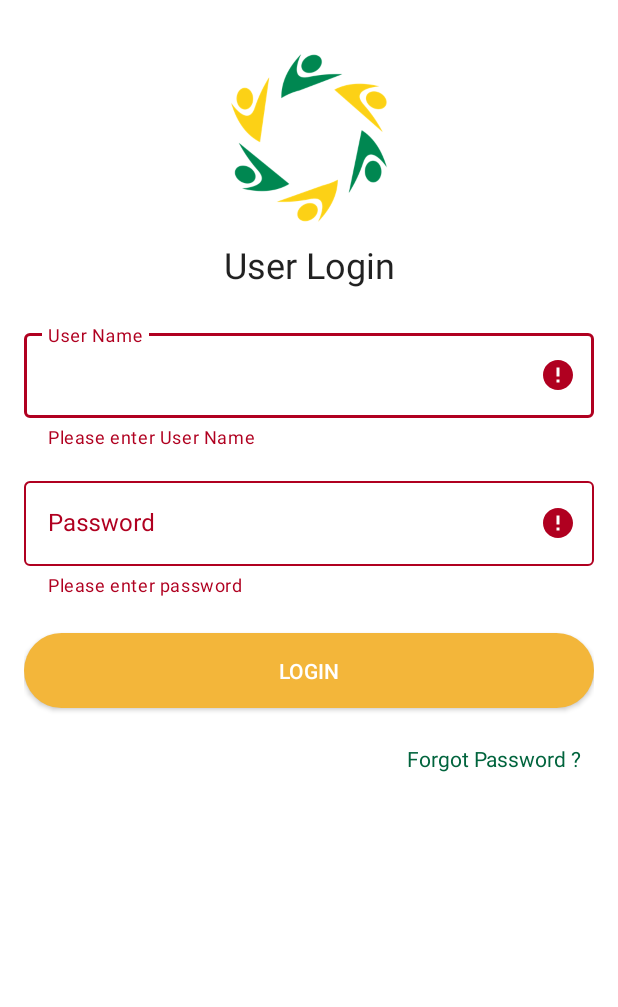
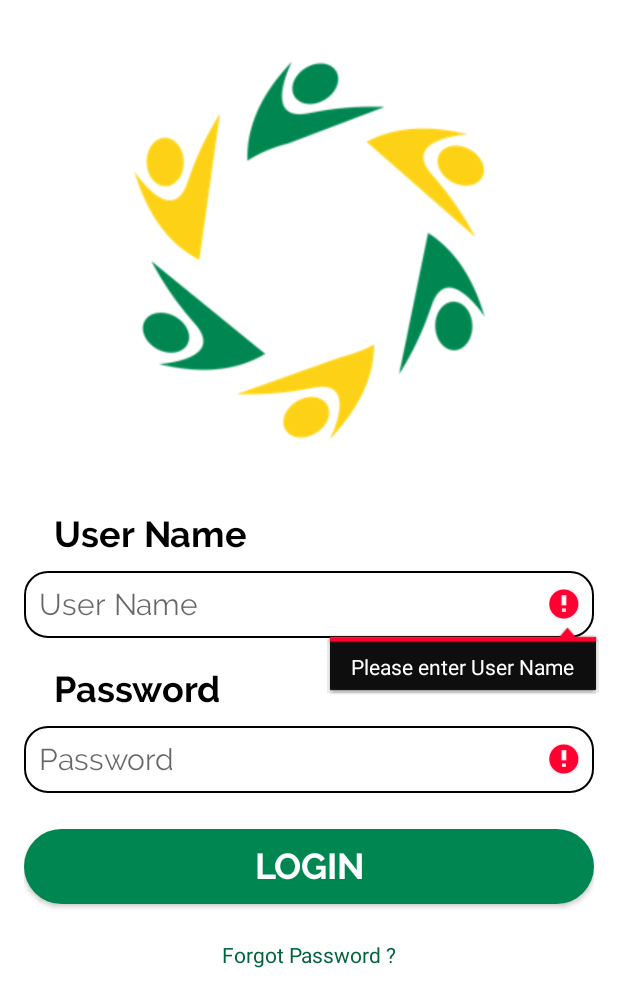
Before and after one commit to antailbaxt3r/AgoraVote-GSoC-Proposal, an Android app: the LoginActivity screen opened directly, with no data from a screen before it, after a tap on "LOGIN", on a phone screen of 412 x 824 dp. Shown: the top 1007 px of the screen. Run offline under Robolectric (Android 15) with nearby library versions, the phone set to English and light mode, and no system bars; our stand-ins replace data binding; libraries missing offline, so code that uses them is left out: com.facebook.drawee, net.steamcrafted.loadtoast.

Commit message:
Updated LoginActivity UI

```diff
--- a/app/src/main/java/org/aossie/agoraandroid/login/LoginActivity.java
+++ b/app/src/main/java/org/aossie/agoraandroid/login/LoginActivity.java
@@ -4,6 +4,7 @@ import android.content.Intent;
 import android.os.Bundle;
 import android.view.View;
 import android.widget.Button;
+import android.widget.EditText;
 import android.widget.TextView;
 import androidx.appcompat.app.AppCompatActivity;
 import com.google.android.material.textfield.TextInputLayout;
@@ -12,7 +13,7 @@ import org.aossie.agoraandroid.forgotpassword.ForgotPasswordSend;
 
 @SuppressWarnings("ConstantConditions")
 public class LoginActivity extends AppCompatActivity {
-  private TextInputLayout mLoginUserName, mLoginPassword;
+  private EditText mLoginUserName, mLoginPassword;
   private LoginViewModel loginViewModel;
 
   @Override
@@ -21,8 +22,8 @@ public class LoginActivity extends AppCompatActivity {
     setContentView(R.layout.activity_login);
     loginViewModel = new LoginViewModel(getApplication(), this);
 
-    mLoginPassword = findViewById(R.id.login_password_til);
-    mLoginUserName = findViewById(R.id.login_user_name_til);
+    mLoginPassword = findViewById(R.id.login_password_et);
+    mLoginUserName = findViewById(R.id.login_user_name_et);
     Button mFinalLoginButton = findViewById(R.id.login_btn);
     TextView mForgotPassword = findViewById(R.id.forgot_password_tv);
     mForgotPassword.setOnClickListener(new View.OnClickListener() {
@@ -35,8 +36,8 @@ public class LoginActivity extends AppCompatActivity {
     mFinalLoginButton.setOnClickListener(new View.OnClickListener() {
       @Override
       public void onClick(View v) {
-        final String userName = mLoginUserName.getEditText().getText().toString().trim();
-        final String userPass = mLoginPassword.getEditText().getText().toString().trim();
+        final String userName = mLoginUserName.getText().toString().trim();
+        final String userPass = mLoginPassword.getText().toString().trim();
 
         if (userName.isEmpty()) {
           mLoginUserName.setError("Please enter User Name");
--- a/app/src/main/res/layout/activity_login.xml
+++ b/app/src/main/res/layout/activity_login.xml
@@ -16,21 +16,23 @@
       android:padding="16dp"
       >
 
-      <Button
+      <android.widget.Button
         android:id="@+id/login_btn"
         style="@style/MainButtonStyle"
         android:layout_marginTop="24dp"
         android:text="@string/login"
-          app:backgroundTint="@color/yellowTint"
+        android:backgroundTint="@color/logo_green"
         app:layout_constraintEnd_toEndOf="parent"
+        android:fontFamily="@font/raleway_bold"
+        android:textSize="24sp"
         app:layout_constraintStart_toStartOf="parent"
-          app:layout_constraintTop_toBottomOf="@+id/login_password_til"
+        app:layout_constraintTop_toBottomOf="@+id/login_password_et"
         />
 
       <ImageView
         android:id="@+id/app_logo_iv"
-          android:layout_width="120dp"
-          android:layout_height="120dp"
+        android:layout_width="270dp"
+        android:layout_height="270dp"
         android:layout_marginTop="16dp"
         android:contentDescription="@string/app_name"
         app:layout_constraintEnd_toEndOf="parent"
@@ -40,73 +42,82 @@
         />
 
       <TextView
-          android:id="@+id/user_login_label_tv"
-          android:layout_width="wrap_content"
-          android:layout_height="wrap_content"
-          android:layout_marginTop="8dp"
-          android:text="@string/user_login"
-          android:textAlignment="center"
-          android:textAppearance="@style/TextAppearance.AppCompat.Headline"
-          app:layout_constraintEnd_toEndOf="parent"
-          app:layout_constraintStart_toStartOf="parent"
-          app:layout_constraintTop_toBottomOf="@+id/app_logo_iv"
-          android:layout_gravity="center_horizontal"
-          />
-
-      <TextView
         android:id="@+id/forgot_password_tv"
         android:layout_width="wrap_content"
         android:layout_height="wrap_content"
         android:layout_marginTop="24dp"
-          android:layout_marginEnd="8dp"
-          android:layout_marginRight="8dp"
         android:text="@string/forgot_password"
         android:textAppearance="@style/TextAppearance.AppCompat.Small"
         android:textColor="@color/greenTint"
         app:layout_constraintEnd_toEndOf="parent"
+        app:layout_constraintStart_toStartOf="parent"
         app:layout_constraintTop_toBottomOf="@+id/login_btn"
         />
 
-      <com.google.android.material.textfield.TextInputLayout
-          android:id="@+id/login_user_name_til"
+      <TextView
+        android:id="@+id/username_label"
+        android:layout_width="match_parent"
+        android:layout_height="wrap_content"
+        android:layout_marginTop="40dp"
+        android:fontFamily="@font/raleway_bold"
+        android:text="@string/user_name"
+        android:layout_marginStart="20dp"
+        android:layout_marginEnd="20dp"
+        android:textColor="@color/black"
+        android:textSize="24sp"
+        app:layout_constraintEnd_toEndOf="parent"
+        app:layout_constraintStart_toStartOf="parent"
+        app:layout_constraintTop_toBottomOf="@+id/app_logo_iv"
+        />
+
+      <EditText
+        android:id="@+id/login_user_name_et"
         style="@style/Widget.MaterialComponents.TextInputLayout.OutlinedBox"
         android:layout_width="0dp"
         android:layout_height="wrap_content"
-          android:layout_marginTop="24dp"
+        android:background="@drawable/edittext_bg"
+        android:fontFamily="@font/raleway_reg"
         android:hint="@string/user_name"
+        android:textSize="20sp"
+        android:layout_marginTop="10dp"
         app:boxStrokeColor="@color/colorPrimary"
         app:layout_constraintEnd_toEndOf="parent"
         app:layout_constraintHorizontal_bias="0.0"
         app:layout_constraintStart_toStartOf="parent"
-          app:layout_constraintTop_toBottomOf="@+id/user_login_label_tv"
-          >
+        app:layout_constraintTop_toBottomOf="@+id/username_label"
+        />
 
-        <com.google.android.material.textfield.TextInputEditText
+      <TextView
+        android:id="@+id/password_label"
         android:layout_width="match_parent"
         android:layout_height="wrap_content"
+        android:layout_margin="20dp"
+        android:fontFamily="@font/raleway_bold"
+        android:text="@string/password"
+        android:textColor="@color/black"
+        android:layout_marginStart="20dp"
+        android:layout_marginEnd="20dp"
+        android:textSize="24sp"
+        app:layout_constraintStart_toStartOf="parent"
+        app:layout_constraintTop_toBottomOf="@+id/login_user_name_et"
         />
-      </com.google.android.material.textfield.TextInputLayout>
 
-      <com.google.android.material.textfield.TextInputLayout
-          android:id="@+id/login_password_til"
+      <EditText
+        android:id="@+id/login_password_et"
         style="@style/Widget.MaterialComponents.TextInputLayout.OutlinedBox"
         android:layout_width="0dp"
         android:layout_height="wrap_content"
-          android:layout_marginTop="16dp"
+        android:background="@drawable/edittext_bg"
+        android:fontFamily="@font/raleway_reg"
         android:hint="@string/password"
+        android:textSize="20sp"
+        android:layout_marginTop="10dp"
         app:boxStrokeColor="@color/colorPrimary"
         app:layout_constraintEnd_toEndOf="parent"
         app:layout_constraintStart_toStartOf="parent"
-          app:layout_constraintTop_toBottomOf="@+id/login_user_name_til"
+        app:layout_constraintTop_toBottomOf="@+id/password_label"
         app:passwordToggleEnabled="true"
-          >
-
-        <com.google.android.material.textfield.TextInputEditText
-            android:layout_width="match_parent"
-            android:layout_height="wrap_content"
-            android:inputType="textPassword"
         />
-      </com.google.android.material.textfield.TextInputLayout>
 
     </androidx.constraintlayout.widget.ConstraintLayout>
   </ScrollView>
```
Lines whose indentation alone changed are shown as unchanged.
